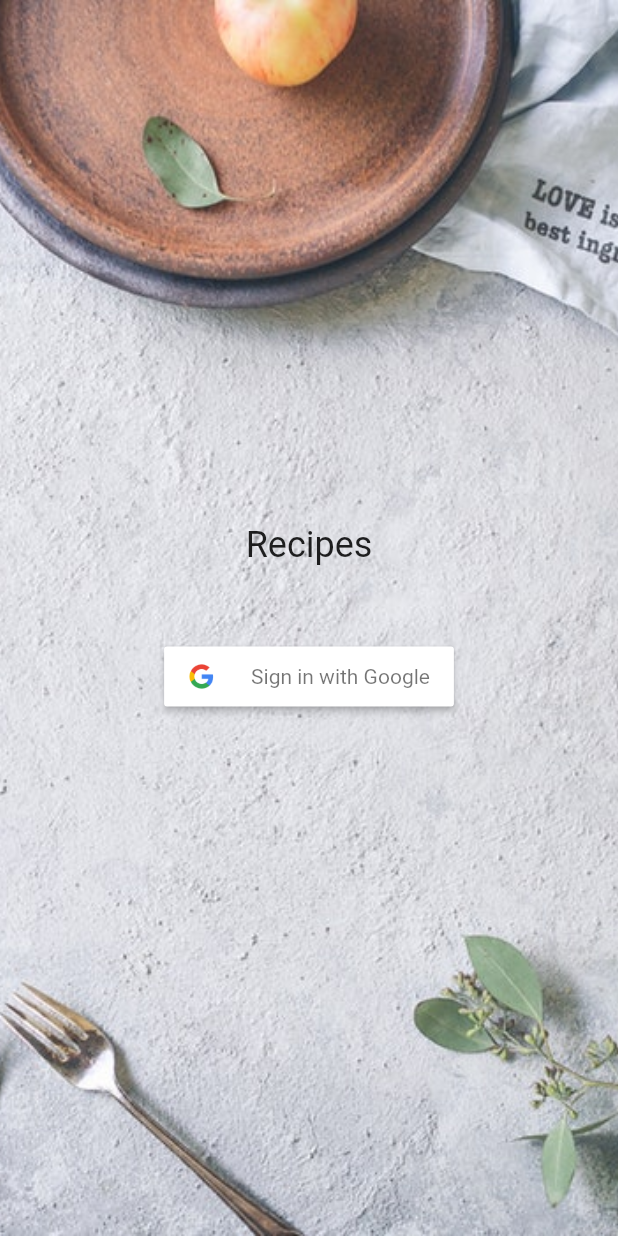
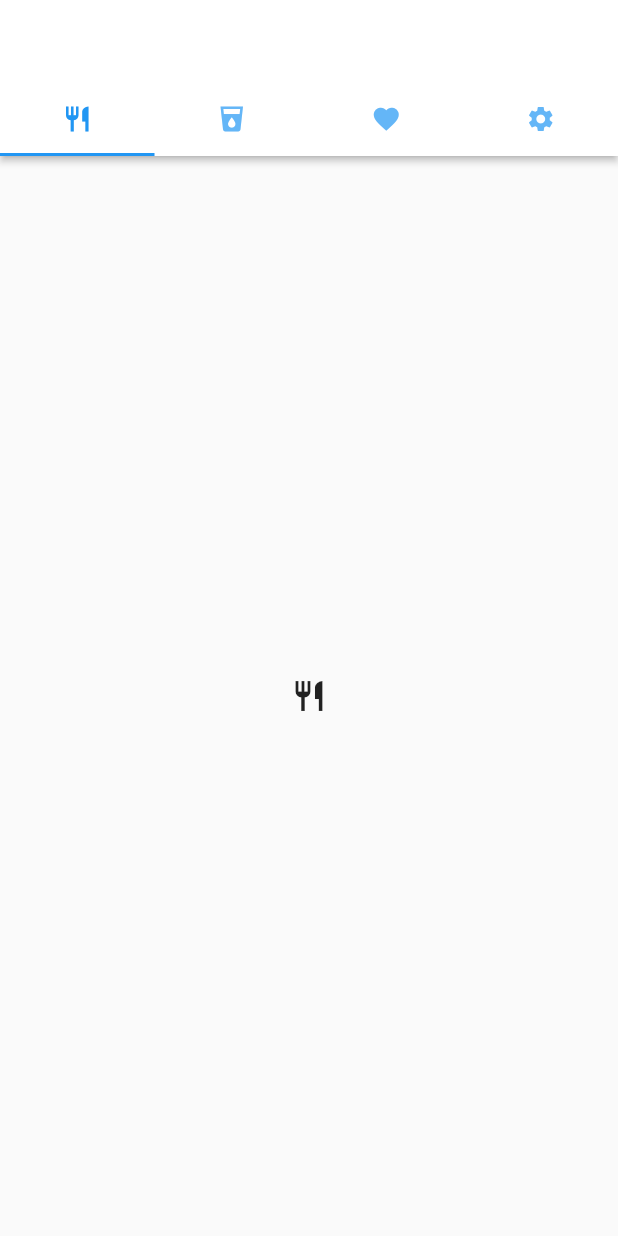
Before and after one commit to alexbelij/flutter-recipes, a Flutter app: the screen it shows after launch, after a tap on "Sign in with Google", on a phone screen of 412 x 824 dp. Run offline on Flutter 3.47's test engine with Material 2 defaults, Android fonts, the phone set to English and light mode, and no system bars; Roboto replaces fonts that are missing (Roboto-Medium).

Commit message:
initial home screen ui

```diff
--- a/lib/app.dart
+++ b/lib/app.dart
@@ -1,6 +1,7 @@
 import 'package:flutter/material.dart';
 
 import 'package:flutter_recipes/ui/screens/login.dart';
+import 'package:flutter_recipes/ui/screens/home.dart';
 import 'package:flutter_recipes/ui/theme.dart';
 
 class RecipesApp extends StatelessWidget {
@@ -15,7 +16,7 @@ class RecipesApp extends StatelessWidget {
         // If you're using navigation routes, Flutter needs a base route.
         // We're going to change this route once we're ready with
         // implementation of HomeScreen.
-        '/': (context) => LoginScreen(),
+        '/': (context) => HomeScreen(),
         '/login': (context) => LoginScreen(),
       },
     );
--- /dev/null
+++ b/lib/ui/screens/home.dart
@@ -0,0 +1,39 @@
+import 'package:flutter/material.dart';
+
+class HomeScreen extends StatelessWidget {
+  @override
+  Widget build(BuildContext context) {
+    double _iconSize = 20.0;
+
+    return DefaultTabController(
+      length: 4,
+      child: Scaffold(
+        appBar: AppBar(
+          backgroundColor: Colors.white,
+          elevation: 2.0,
+          bottom: TabBar(
+            labelColor: Theme.of(context).indicatorColor,
+            tabs: [
+              Tab(icon: Icon(Icons.restaurant, size: _iconSize)),
+              Tab(icon: Icon(Icons.local_drink, size: _iconSize)),
+              Tab(icon: Icon(Icons.favorite, size: _iconSize)),
+              Tab(icon: Icon(Icons.settings, size: _iconSize)),
+            ],
+          ),
+        ),
+        body: Padding(
+          padding: EdgeInsets.all(5.0),
+          child: TabBarView(
+            // Placeholders for content of the tabs:
+            children: [
+              Center(child: Icon(Icons.restaurant)),
+              Center(child: Icon(Icons.local_drink)),
+              Center(child: Icon(Icons.favorite)),
+              Center(child: Icon(Icons.settings)),
+            ],
+          ),
+        ),
+      ),
+    );
+  }
+}
--- a/lib/ui/screens/login.dart
+++ b/lib/ui/screens/login.dart
@@ -35,8 +35,13 @@ class LoginScreen extends StatelessWidget {
               _buildText(),
               SizedBox(height: 50.0),
               // Passing function callback as constructor argument:
-              GoogleSignInButton( // New code
-                onPressed: () => print("Button pressed."), // New code
+              GoogleSignInButton(
+                onPressed: () => {
+                  // We replace the current page.
+                  // After navigating to the replacement, it's not possible
+                  // to go back to the previous screen:
+                  Navigator.of(context).pushReplacementNamed('/'),
+                }
               ),
             ],
           ),
```
Also changed, not shown: 1 other file.
